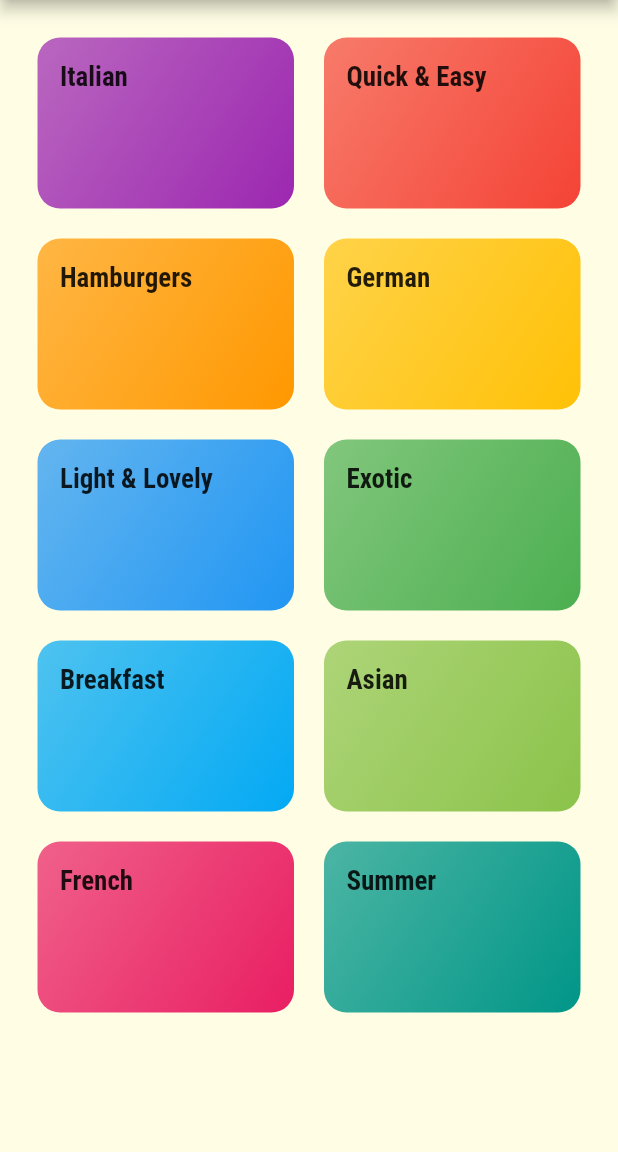
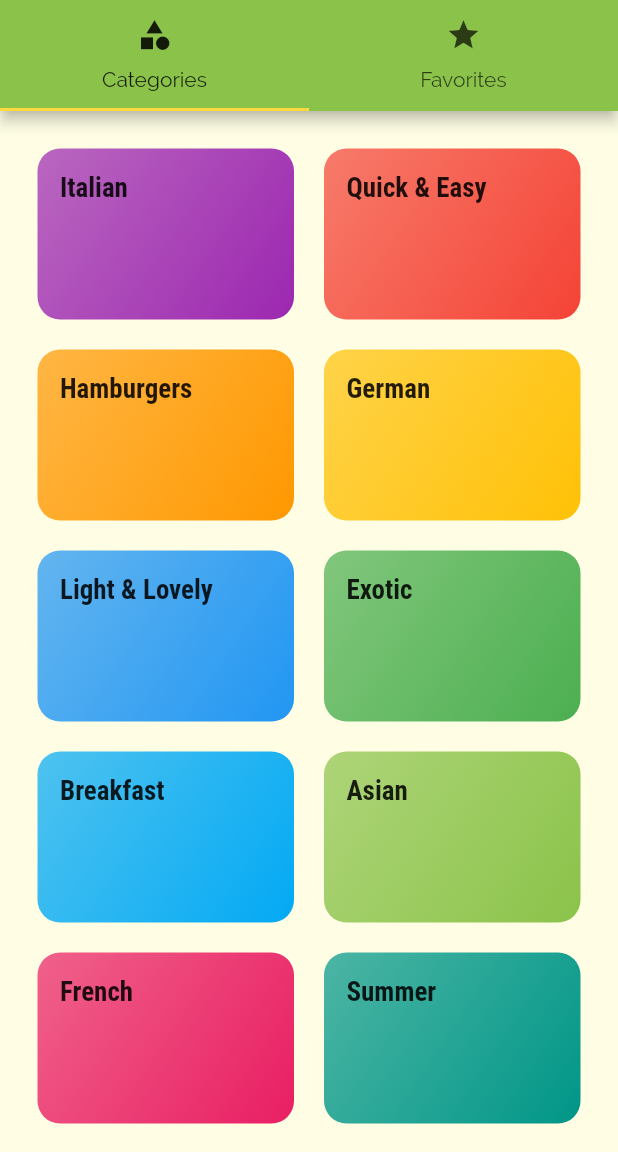
Before and after one commit to HemantSrivastava01/mealsapp, a Flutter app: the screen it shows after launch, on a phone screen of 412 x 824 dp, the part 84-1236 px from its top. Run offline on Flutter 3.47's test engine with Material 2 defaults, Android fonts, the phone set to English and light mode, and no system bars.

Commit message:
adding TabBar to AppBar

```diff
--- a/lib/main.dart
+++ b/lib/main.dart
@@ -1,4 +1,5 @@
 import 'package:flutter/material.dart';
+import './screens/tabs_screen.dart';
 import './screens/meal_details_screen.dart';
 import './screens/category_meals_screen.dart';
 
@@ -32,7 +33,7 @@ class MyApp extends StatelessWidget {
       //home: CategoriesScreen(),
       initialRoute: '/', //default is '/'
       routes: {
-        '/': (ctx) => CategoriesScreen(),
+        '/': (ctx) => TabScreen(),
         CategoryMealsScreen.routeName: (ctx) => CategoryMealsScreen(),
         MealDetailScreen.routeName: (ctx) => MealDetailScreen(),
       },
--- a/lib/screens/categories_screen.dart
+++ b/lib/screens/categories_screen.dart
@@ -6,11 +6,7 @@ import '../widgets/category_item.dart';
 class CategoriesScreen extends StatelessWidget {
   @override
   Widget build(BuildContext context) {
-    return Scaffold(
-      appBar: AppBar(
-        title: const Text('WeServe'),
-      ),
-      body: GridView(
+    return GridView(
       padding: const EdgeInsets.all(25),
       children: DUMMY_CATEGORIES
           .map(
@@ -27,7 +23,6 @@ class CategoriesScreen extends StatelessWidget {
         crossAxisSpacing: 20,
         mainAxisSpacing: 20,
       ),
-      ),
     );
   }
 }
--- /dev/null
+++ b/lib/screens/favorites_screen.dart
@@ -0,0 +1,10 @@
+import 'package:flutter/material.dart';
+
+class FavoriteScreen extends StatelessWidget {
+  @override
+  Widget build(BuildContext context) {
+    return Center(
+      child: Text('The Favorites'),
+    );
+  }
+}
--- /dev/null
+++ b/lib/screens/tabs_screen.dart
@@ -0,0 +1,44 @@
+import 'package:flutter/material.dart';
+import 'favorites_screen.dart';
+import './categories_screen.dart';
+
+class TabScreen extends StatefulWidget {
+  @override
+  _TabScreenState createState() => _TabScreenState();
+}
+
+class _TabScreenState extends State<TabScreen> {
+  @override
+  Widget build(BuildContext context) {
+    return DefaultTabController(
+      length: 2,
+      child: Scaffold(
+        appBar: AppBar(
+          title: Text('WeServe'),
+          bottom: TabBar(
+            tabs: <Widget>[
+              Tab(
+                icon: Icon(
+                  Icons.category,
+                ),
+                text: 'Categories',
+              ),
+              Tab(
+                icon: Icon(
+                  Icons.star,
+                ),
+                text: 'Favorites',
+              ),
+            ],
+          ),
+        ),
+        body: TabBarView(
+          children: <Widget>[
+            CategoriesScreen(),
+            FavoriteScreen(),
+          ],
+        ),
+      ),
+    );
+  }
+}
```
Lines whose indentation alone changed are shown as unchanged.
